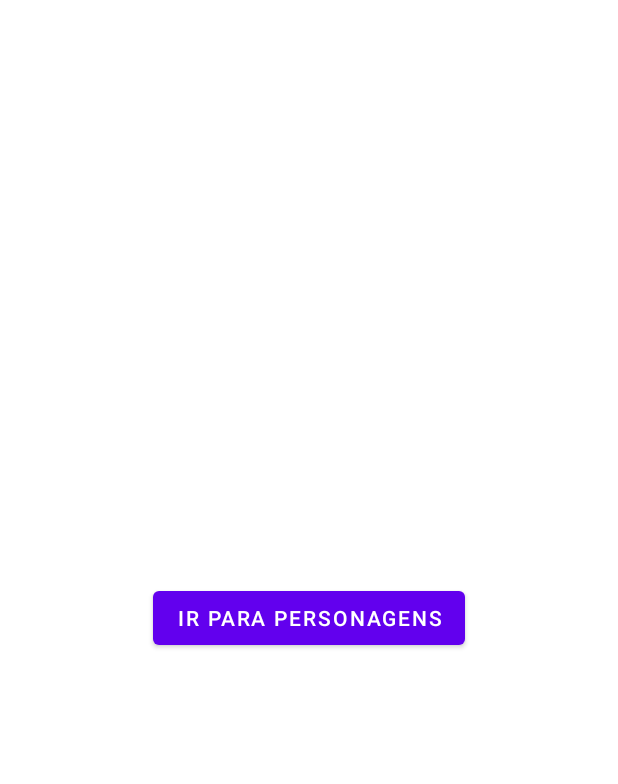
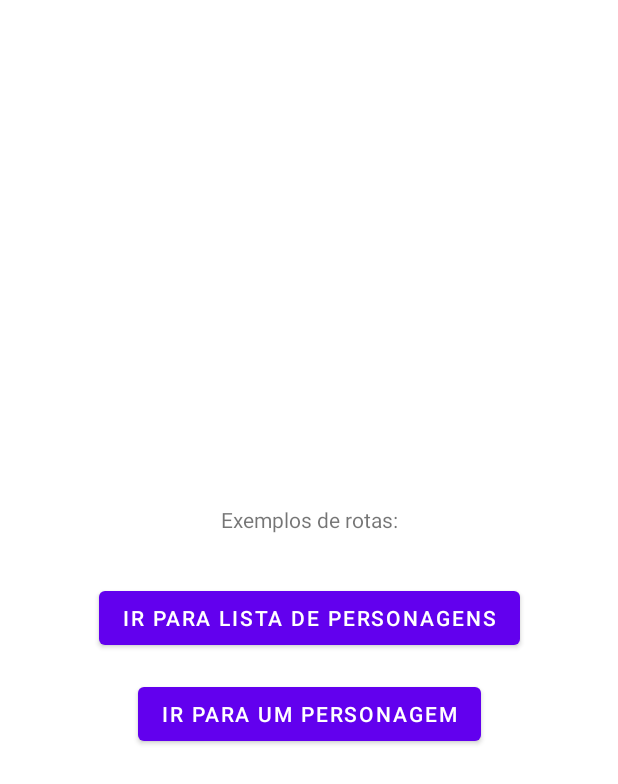
Before and after one commit to augusstoflavio/marvel-catalog, an Android app: the screen it shows after launch (MainActivity), on a phone screen of 412 x 824 dp. Shown: the top 784 px of the screen. Run offline under Robolectric (Android 15) with nearby library versions, the phone set to English and light mode, and no system bars.

Commit message:
feat: setup route to character

```diff
--- a/app/src/main/res/layout/activity_main.xml
+++ b/app/src/main/res/layout/activity_main.xml
@@ -7,12 +7,32 @@
     tools:context=".view.MainActivity">
 
     <Button
-        android:id="@+id/btn_go_to_character"
+        android:id="@+id/btn_go_to_character_list"
         android:layout_width="wrap_content"
         android:layout_height="wrap_content"
-        android:text="Ir para personagens"
+        android:text="Ir para lista de personagens"
         app:layout_constraintBottom_toBottomOf="parent"
         app:layout_constraintEnd_toEndOf="parent"
         app:layout_constraintStart_toStartOf="parent"
         app:layout_constraintTop_toTopOf="parent" />
+
+    <TextView
+        android:id="@+id/textView"
+        android:layout_width="wrap_content"
+        android:layout_height="wrap_content"
+        android:layout_marginBottom="32dp"
+        android:text="Exemplos de rotas:"
+        app:layout_constraintBottom_toTopOf="@+id/btn_go_to_character_list"
+        app:layout_constraintEnd_toEndOf="parent"
+        app:layout_constraintStart_toStartOf="parent" />
+
+    <Button
+        android:id="@+id/btn_go_to_character"
+        android:layout_width="wrap_content"
+        android:layout_height="wrap_content"
+        android:layout_marginTop="16dp"
+        android:text="Ir para um personagem"
+        app:layout_constraintEnd_toEndOf="parent"
+        app:layout_constraintStart_toStartOf="parent"
+        app:layout_constraintTop_toBottomOf="@+id/btn_go_to_character_list" />
 </androidx.constraintlayout.widget.ConstraintLayout>
--- a/character/router/src/main/java/com/marvelcatalog/character/router/CharacterRoutes.kt
+++ b/character/router/src/main/java/com/marvelcatalog/character/router/CharacterRoutes.kt
@@ -4,5 +4,6 @@ import android.app.Activity
 
 interface CharacterRoutes {
 
-    fun goHome(fromActivity: Activity)
+    fun goListCharacters(fromActivity: Activity)
+    fun goCharacter(fromActivity: Activity, characterId: Int)
 }
--- a/character/src/main/java/com/marvelcatalog/character/presentation/fragment/CharacterFragment.kt
+++ b/character/src/main/java/com/marvelcatalog/character/presentation/fragment/CharacterFragment.kt
@@ -27,6 +27,7 @@ class CharacterFragment: Fragment() {
 
     override fun onViewCreated(view: View, savedInstanceState: Bundle?) {
         super.onViewCreated(view, savedInstanceState)
+        //TODO carregar de um viewModel
         FakeListCharacter.find(args.characterId)?.let {
             setupView(it)
         }
--- a/character/src/main/res/layout/activity_home.xml
+++ b/character/src/main/res/layout/activity_home.xml
@@ -6,7 +6,7 @@
     android:layout_height="match_parent"
     tools:context=".presentation.activity.HomeActivity">
 
-    <androidx.fragment.app.FragmentContainerView
+    <fragment
         android:id="@+id/nav_host_fragment"
         android:name="androidx.navigation.fragment.NavHostFragment"
         android:layout_width="0dp"
@@ -15,6 +15,5 @@
         app:layout_constraintRight_toRightOf="parent"
         app:layout_constraintTop_toTopOf="parent"
         app:layout_constraintBottom_toBottomOf="parent"
-        app:defaultNavHost="true"
-        app:navGraph="@navigation/character_nav_graph" />
+        app:defaultNavHost="true" />
 </androidx.constraintlayout.widget.ConstraintLayout>
```
Also changed, not shown: app/src/main/java/com/augusstoflavio/marvelcatalog/view/MainActivity.kt (+8 -1 lines), character/src/main/java/com/marvelcatalog/character/presentation/activity/HomeActivity.kt (+36 -0 lines), character/src/main/java/com/marvelcatalog/character/router/CharacterRoutesImpl.kt (+20 -2 lines).
